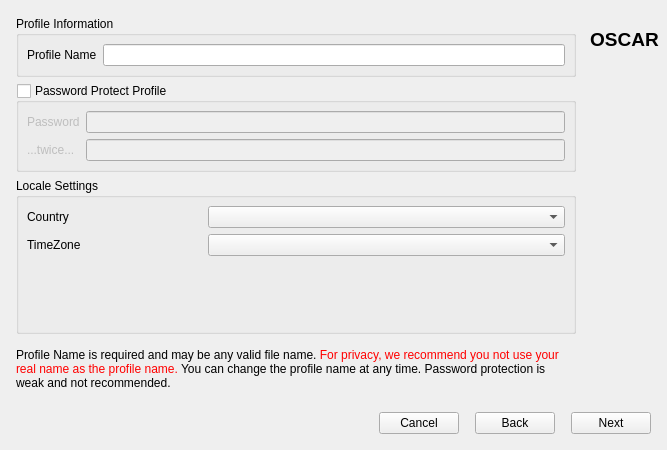
First picture: the form in oscar/newprofile.ui, repository tomasohara/OSCAR-SQL, before the edit.
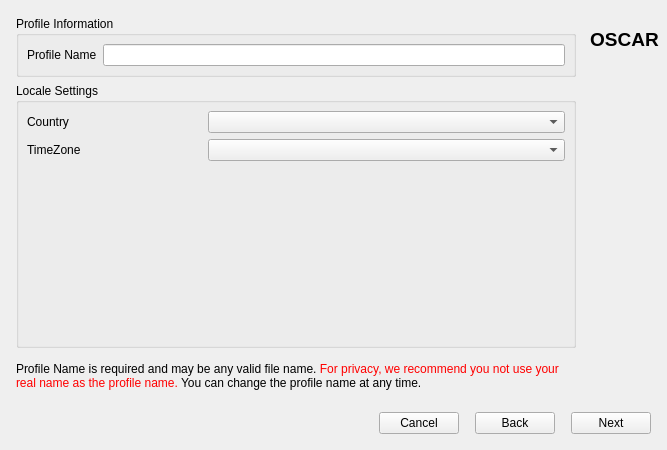
Second picture: the form after the edit. The open tabs and pages were chosen to show the change. Icons and pictures are not drawn.

Commit message:
Remove password support (#136)
Profile passwords were SHA1-hashed with no recovery mechanism, making them
a liability rather than a feature. Removed all password UI, validation,
storage, and prompt logic. The password_hash column in user_info is left as
a dead column (no schema migration); old backups restore cleanly since the
restore phase already skips columns absent from the current schema.

Closes #136

Diff of the .ui file:
```diff
--- a/oscar/newprofile.ui
+++ b/oscar/newprofile.ui
@@ -149,67 +149,6 @@
              </layout>
             </widget>
            </item>
-           <item>
-            <widget class="QGroupBox" name="passwordGroupBox">
-             <property name="toolTip">
-              <string>Very weak password protection and not recommended if security is required.</string>
-             </property>
-             <property name="title">
-              <string>Password Protect Profile</string>
-             </property>
-             <property name="flat">
-              <bool>false</bool>
-             </property>
-             <property name="checkable">
-              <bool>true</bool>
-             </property>
-             <property name="checked">
-              <bool>false</bool>
-             </property>
-             <layout class="QGridLayout" name="gridLayout_2">
-              <property name="leftMargin">
-               <number>8</number>
-              </property>
-              <property name="topMargin">
-               <number>8</number>
-              </property>
-              <property name="rightMargin">
-               <number>8</number>
-              </property>
-              <property name="bottomMargin">
-               <number>8</number>
-              </property>
-              <item row="0" column="0">
-               <widget class="QLabel" name="label_13">
-                <property name="text">
-                 <string>Password</string>
-                </property>
-               </widget>
-              </item>
-              <item row="0" column="1">
-               <widget class="QLineEdit" name="passwordEdit1">
-                <property name="echoMode">
-                 <enum>QLineEdit::EchoMode::PasswordEchoOnEdit</enum>
-                </property>
-               </widget>
-              </item>
-              <item row="1" column="0">
-               <widget class="QLabel" name="label_14">
-                <property name="text">
-                 <string>...twice...</string>
-                </property>
-               </widget>
-              </item>
-              <item row="1" column="1">
-               <widget class="QLineEdit" name="passwordEdit2">
-                <property name="echoMode">
-                 <enum>QLineEdit::EchoMode::PasswordEchoOnEdit</enum>
-                </property>
-               </widget>
-              </item>
-             </layout>
-            </widget>
-           </item>
            <item>
             <widget class="QGroupBox" name="groupBox_3">
              <property name="title">
@@ -304,7 +243,7 @@
            <item>
             <widget class="QLabel" name="userPageInstructions">
              <property name="text">
-              <string>Profile Name is required and may be any valid file name. &lt;font color=&quot;red&quot;&gt;For privacy, we recommend you not use your real name as the profile name.&lt;/font&gt; You can change the profile name at any time. Password protection is weak and not recommended.</string>
+              <string>Profile Name is required and may be any valid file name. &lt;font color=&quot;red&quot;&gt;For privacy, we recommend you not use your real name as the profile name.&lt;/font&gt; You can change the profile name at any time.</string>
              </property>
              <property name="textFormat">
               <enum>Qt::TextFormat::RichText</enum>
```
The commit also changes 14 other files.
